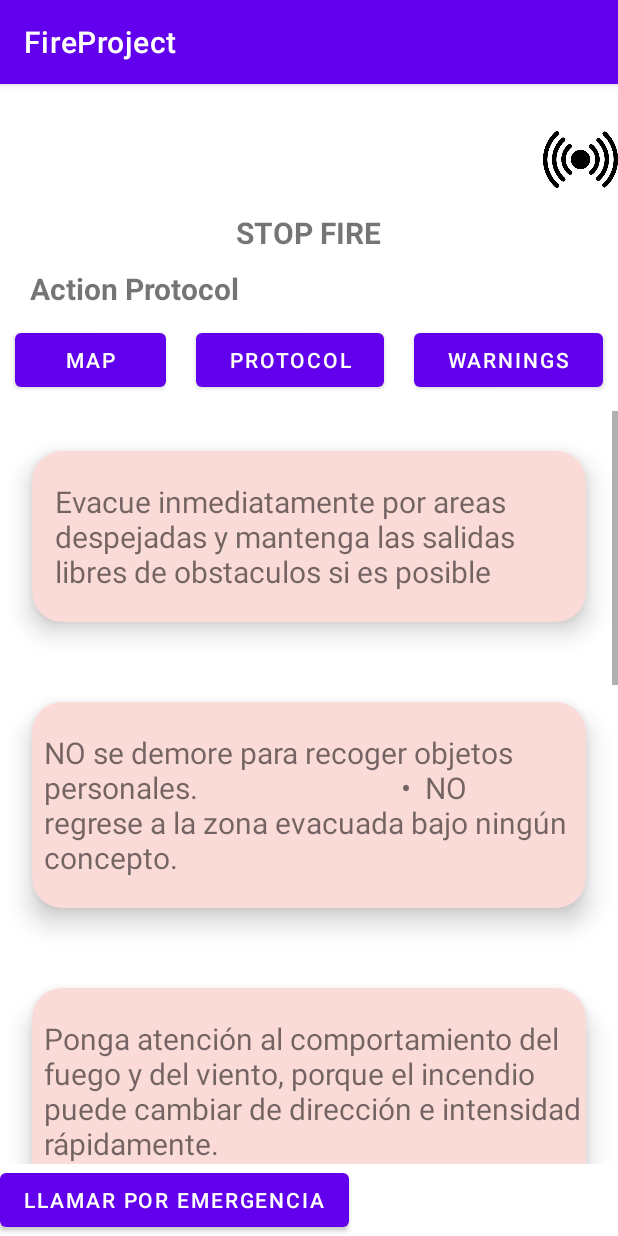
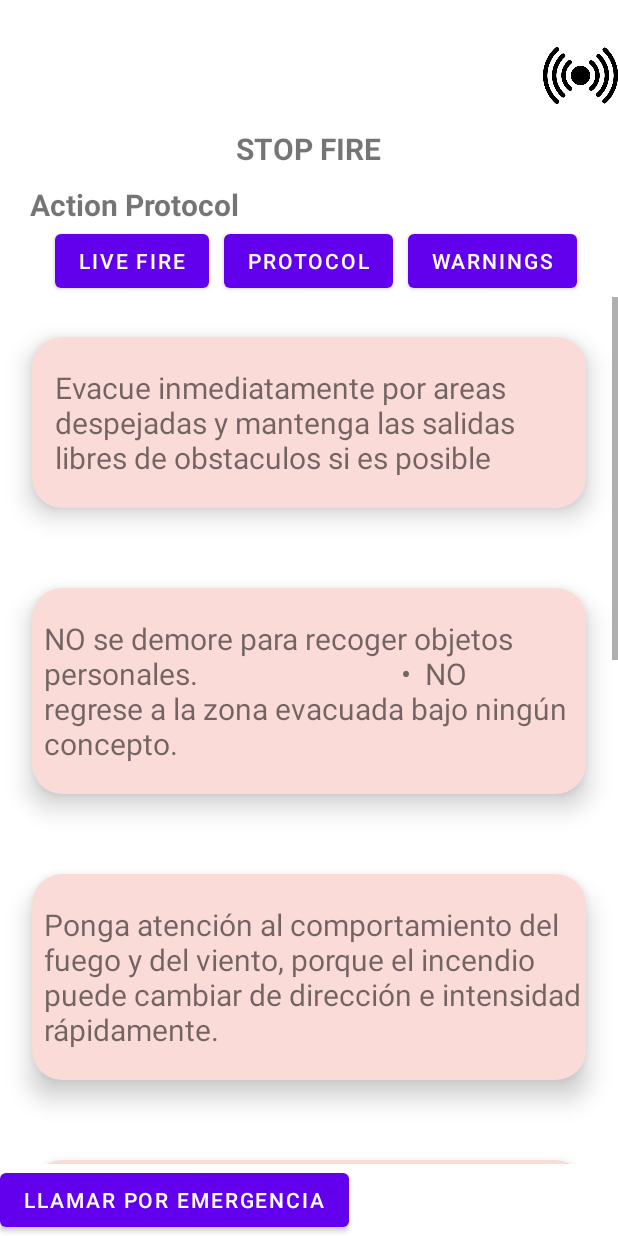
Before and after one commit to ValexLaz/FireProject, an Android app: the ProtocolActivity screen opened directly, with no data from a screen before it, on a phone screen of 412 x 824 dp. Run offline under Robolectric (Android 15) with nearby library versions, the phone set to English and light mode, and no system bars; network calls fail.

Commit message:
actualizacion final v2

```diff
--- a/app/src/main/java/com/example/fireproject/InicioActivity.java
+++ b/app/src/main/java/com/example/fireproject/InicioActivity.java
@@ -14,6 +14,9 @@ public class InicioActivity extends AppCompatActivity {
         super.onCreate(savedInstanceState);
         setContentView(R.layout.activity_inicio);
         Button button = findViewById(R.id.button);
+        if (getSupportActionBar() != null) {
+            getSupportActionBar().hide();
+        }
 
         button.setOnClickListener(new View.OnClickListener() {
             @Override
--- a/app/src/main/java/com/example/fireproject/MainActivity.java
+++ b/app/src/main/java/com/example/fireproject/MainActivity.java
@@ -61,7 +61,6 @@ public class MainActivity extends AppCompatActivity implements OnMapReadyCallbac
         boton.setOnClickListener(new View.OnClickListener() {
             @Override
             public void onClick(View view) {
-                Toast.makeText(MainActivity.this, "Hola mundo", Toast.LENGTH_SHORT).show();
 
                 Marker ubicacion = null;
                 for (Coordinate coordinates : coordinatesList) {
--- a/app/src/main/java/com/example/fireproject/MapsActivity.java
+++ b/app/src/main/java/com/example/fireproject/MapsActivity.java
@@ -15,6 +15,7 @@ import android.os.Bundle;
 import android.view.View;
 import android.widget.Button;
 
+import com.example.fireproject.databinding.ActivityMapsBinding;
 import com.google.android.gms.maps.CameraUpdate;
 import com.google.android.gms.maps.CameraUpdateFactory;
 import com.google.android.gms.maps.GoogleMap;
@@ -23,7 +24,6 @@ import com.google.android.gms.maps.SupportMapFragment;
 import com.google.android.gms.maps.model.Circle;
 import com.google.android.gms.maps.model.CircleOptions;
 import com.google.android.gms.maps.model.LatLng;
-import com.example.fireproject.databinding.ActivityMapsBinding;
 import com.google.android.gms.maps.model.LatLngBounds;
 
 import org.jetbrains.annotations.NotNull;
@@ -75,7 +75,7 @@ public class MapsActivity extends FragmentActivity implements OnMapReadyCallback
             @Override
             public void onClick(View view) {
 
-                Intent intent = new Intent(MapsActivity.this, SensoresActivity.class);
+                Intent intent = new Intent(MapsActivity.this, MainActivity.class);
                 startActivity(intent);
             }
         });
--- a/app/src/main/java/com/example/fireproject/ProtocolActivity.java
+++ b/app/src/main/java/com/example/fireproject/ProtocolActivity.java
@@ -19,6 +19,9 @@ public class ProtocolActivity extends AppCompatActivity {
     protected void onCreate(Bundle savedInstanceState) {
         super.onCreate(savedInstanceState);
         setContentView(R.layout.activity_protocol);
+        if (getSupportActionBar() != null) {
+            getSupportActionBar().hide();
+        }
 
         Button button4 = findViewById(R.id.button4);
         Button button5 = findViewById(R.id.button5);
@@ -59,7 +62,7 @@ public class ProtocolActivity extends AppCompatActivity {
             @Override
             public void onClick(View view) {
 
-                    Intent intent = new Intent(ProtocolActivity.this, SensoresActivity.class);
+                Intent intent = new Intent(ProtocolActivity.this, MainActivity.class);
                 startActivity(intent);
             }
         });
--- a/app/src/main/java/com/example/fireproject/SensoresActivity.java
+++ b/app/src/main/java/com/example/fireproject/SensoresActivity.java
@@ -13,8 +13,10 @@ public class SensoresActivity extends AppCompatActivity {
     @Override
     protected void onCreate(Bundle savedInstanceState) {
         super.onCreate(savedInstanceState);
-
         setContentView(R.layout.activity_sensores);
+        if (getSupportActionBar() != null) {
+            getSupportActionBar().hide();
+        }
         Button button4 = findViewById(R.id.button4);
         Button button5 = findViewById(R.id.button5);
         Button button6 = findViewById(R.id.button6);
@@ -23,7 +25,7 @@ public class SensoresActivity extends AppCompatActivity {
             @Override
             public void onClick(View view) {
 
-                Intent intent = new Intent(SensoresActivity.this, SensoresActivity.class);
+                Intent intent = new Intent(SensoresActivity.this, MainActivity.class);
                 startActivity(intent);
             }
         });
--- a/app/src/main/res/layout/activity_inicio.xml
+++ b/app/src/main/res/layout/activity_inicio.xml
@@ -7,8 +7,8 @@
     tools:context=".InicioActivity">
 
     <LinearLayout
-        android:layout_width="409dp"
-        android:layout_height="729dp"
+        android:layout_width="match_parent"
+        android:layout_height="match_parent"
         android:orientation="vertical"
         android:gravity="center"
         tools:layout_editor_absoluteX="1dp"
--- a/app/src/main/res/layout/activity_maps.xml
+++ b/app/src/main/res/layout/activity_maps.xml
@@ -60,7 +60,7 @@
                 android:id="@+id/map"
                 android:name="com.google.android.gms.maps.SupportMapFragment"
                 android:layout_width="match_parent"
-                android:layout_height="680dp" />
+                android:layout_height="650dp" />
 
 
         </LinearLayout>
--- a/app/src/main/res/layout/activity_protocol.xml
+++ b/app/src/main/res/layout/activity_protocol.xml
@@ -41,31 +41,30 @@
         <LinearLayout
             android:layout_width="match_parent"
             android:layout_height="wrap_content"
+            android:layout_gravity="center"
+            android:gravity="center"
             android:orientation="horizontal">
 
             <Button
                 android:id="@+id/button4"
                 android:layout_width="wrap_content"
                 android:layout_height="wrap_content"
-                android:layout_weight="1"
-                android:layout_margin="10dp"
-                android:text="Map" />
+                android:layout_marginLeft="10dp"
+                android:text="LIVE FIRE" />
 
             <Button
                 android:id="@+id/button5"
                 android:layout_width="wrap_content"
                 android:layout_height="wrap_content"
-                android:layout_weight="1"
-                android:layout_margin="10dp"
+                android:layout_marginLeft="10dp"
                 android:text="Protocol" />
 
             <Button
                 android:id="@+id/button6"
                 android:layout_width="wrap_content"
                 android:layout_height="wrap_content"
-                android:layout_weight="1"
-                android:layout_margin="10dp"
-                android:text="Warnings" />
+                android:layout_marginLeft="10dp"
+                android:text="WARNINGS" />
         </LinearLayout>
     </LinearLayout>
 
```
Also changed, not shown: app/src/main/AndroidManifest.xml (+6 -4 lines), app/src/main/res/layout/activity_sensores.xml (+10 -10 lines), app/src/main/res/layout/activity_main.xml (line endings or trailing spaces). Lines whose indentation alone changed are shown as unchanged.
